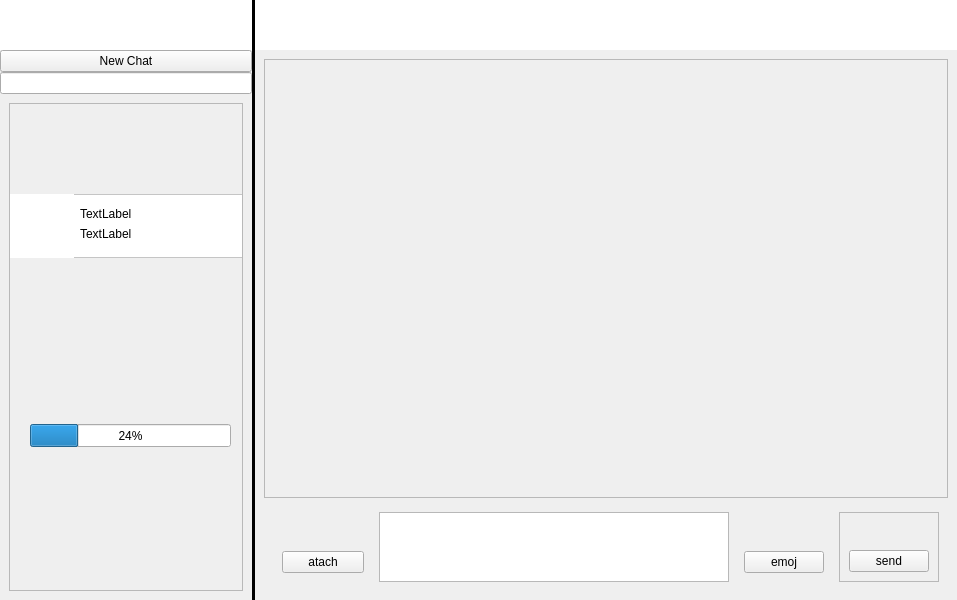
Before: the Qt Designer form Client/mainwindow.ui in AP-projects-4001/jan-hafte, drawn with Qt 5.
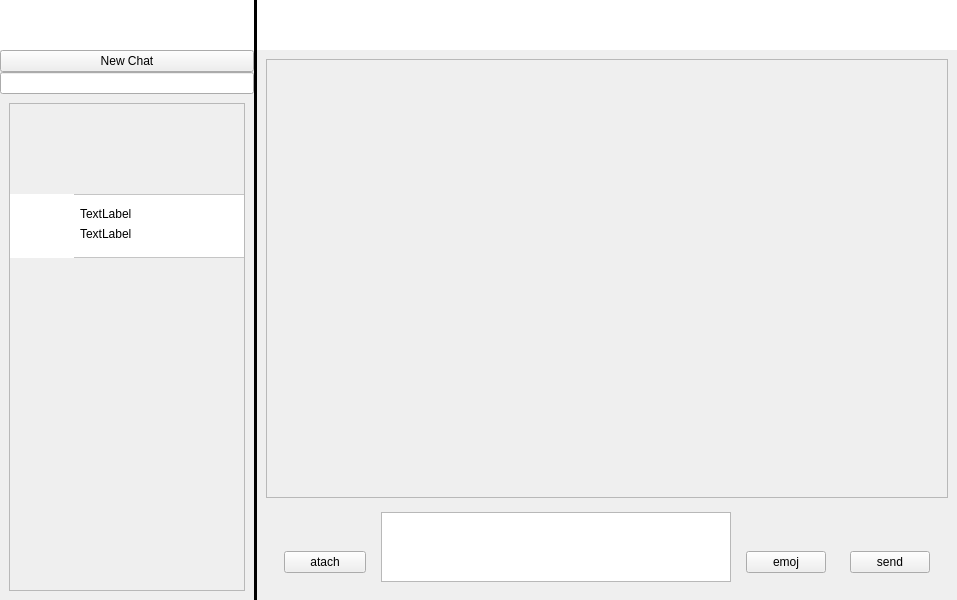
After: the same form once the commit is applied. Icons and pictures are not drawn.

Diff of the .ui file:
```diff
--- a/Client/mainwindow.ui
+++ b/Client/mainwindow.ui
@@ -133,8 +133,8 @@
                <rect>
                 <x>0</x>
                 <y>0</y>
-                <width>242</width>
-                <height>462</height>
+                <width>234</width>
+                <height>461</height>
                </rect>
               </property>
               <widget class="QFrame" name="frame">
@@ -176,7 +176,7 @@
                  <rect>
                   <x>70</x>
                   <y>10</y>
-                  <width>261</width>
+                  <width>151</width>
                   <height>20</height>
                  </rect>
                 </property>
@@ -189,7 +189,7 @@
                  <rect>
                   <x>70</x>
                   <y>30</y>
-                  <width>261</width>
+                  <width>161</width>
                   <height>20</height>
                  </rect>
                 </property>
@@ -198,19 +198,6 @@
                 </property>
                </widget>
               </widget>
-              <widget class="QProgressBar" name="progressBar">
-               <property name="geometry">
-                <rect>
-                 <x>20</x>
-                 <y>320</y>
-                 <width>201</width>
-                 <height>23</height>
-                </rect>
-               </property>
-               <property name="value">
-                <number>24</number>
-               </property>
-              </widget>
              </widget>
             </widget>
            </item>
@@ -298,8 +285,8 @@
                <rect>
                 <x>0</x>
                 <y>0</y>
-                <width>672</width>
-                <height>414</height>
+                <width>680</width>
+                <height>416</height>
                </rect>
               </property>
               <layout class="QVBoxLayout" name="verticalLayout_10">
@@ -441,13 +428,7 @@
                </widget>
               </item>
               <item>
-               <widget class="QFrame" name="sendButtonArea">
-                <property name="frameShape">
-                 <enum>QFrame::StyledPanel</enum>
-                </property>
-                <property name="frameShadow">
-                 <enum>QFrame::Raised</enum>
-                </property>
+               <widget class="QWidget" name="sendButtonArea" native="true">
                 <layout class="QVBoxLayout" name="verticalLayout_7">
                  <item>
                   <spacer name="verticalSpacer_3">
```
Left out of the diff: 2 changed lines with no effect on the pictures.
